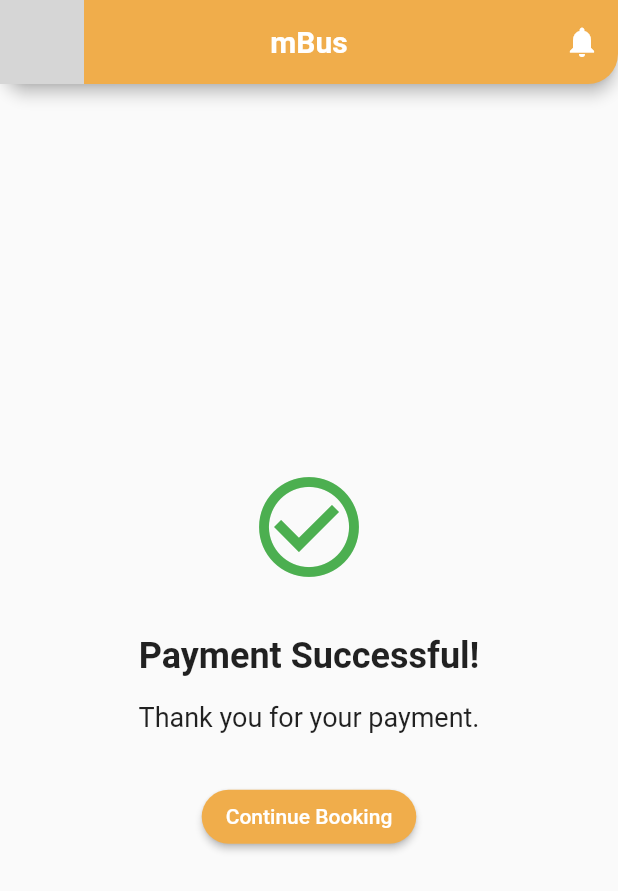
After one commit to MAHAARUNACHALAM/mbus, a Flutter app: the PaymentSuccessPage screen opened by its route, on a phone screen of 412 x 824 dp. The commit adds this screen. Shown: the top 891 px of the screen. Run offline on Flutter 3.47's test engine with Material 2 defaults, Android fonts, the phone set to English and light mode, and no system bars; our stand-ins replace dio, firebase_auth, firebase_core, shared_preferences; accounts and stored records are empty; Roboto replaces fonts that are missing (NunitoSans); grey boxes are pictures that could not be loaded.

Commit message:
TillBookingCompleted

```diff
--- a/lib/main.dart
+++ b/lib/main.dart
@@ -5,6 +5,7 @@ import 'package:flutter/services.dart';
 import 'package:mbus/components/appbar.dart';
 import 'package:mbus/screens/client/busListScreen.dart';
 import 'package:mbus/screens/client/passengerDetails.dart';
+import 'package:mbus/screens/client/paymentSuccess.dart';
 import 'package:mbus/screens/client/seatSelection.dart';
 import 'package:mbus/screens/dashboard.dart';
 import 'package:mbus/screens/login.dart';
@@ -38,6 +39,7 @@ void main() async {
         '/passenger': (context) => PassengerDetailsScreen(),
         '/admin': (context) => AdminDashboard(),
         '/superadmin': (context) => SuperAdminDashboard(),
+        '/success': (context) => PaymentSuccessPage()
       },
     ),
   );
--- a/lib/screens/client/busListScreen.dart
+++ b/lib/screens/client/busListScreen.dart
@@ -59,6 +59,10 @@ class _BusListScreenState extends State<BusListScreen> {
                   SharedPreferences prefs =
                       await SharedPreferences.getInstance();
                   prefs.setString('referenceId', bus.referenceId);
+                  prefs.setString('source', bus.source);
+                  prefs.setString('destination', bus.destination);
+                  prefs.setString('date', bus.departure);
+                  prefs.setString('price', bus.price.toString());
                   Navigator.pushNamed(context, '/passenger');
                 },
                 style: ElevatedButton.styleFrom(
--- /dev/null
+++ b/lib/screens/client/paymentSuccess.dart
@@ -0,0 +1,47 @@
+import 'package:flutter/material.dart';
+import 'package:mbus/components/appbar.dart';
+import 'package:mbus/components/button_style.dart';
+
+class PaymentSuccessPage extends StatelessWidget {
+  const PaymentSuccessPage({Key? key}) : super(key: key);
+
+  @override
+  Widget build(BuildContext context) {
+    return Scaffold(
+      appBar: BaseAppBar(),
+      body: Container(
+        alignment: Alignment.center,
+        padding: EdgeInsets.all(16),
+        child: Column(
+          mainAxisAlignment: MainAxisAlignment.center,
+          crossAxisAlignment: CrossAxisAlignment.center,
+          children: [
+            Icon(Icons.check_circle_outline, size: 80, color: Colors.green),
+            SizedBox(height: 32),
+            Text(
+              'Payment Successful!',
+              style: TextStyle(
+                fontSize: 24,
+                fontWeight: FontWeight.bold,
+              ),
+            ),
+            SizedBox(height: 16),
+            Text(
+              'Thank you for your payment.',
+              style: TextStyle(fontSize: 18),
+            ),
+            SizedBox(height: 32),
+            ElevatedButton(
+              style: buttonStyle,
+              onPressed: () {
+                // Navigate to home screen
+                Navigator.of(context).popUntil((route) => route.isFirst);
+              },
+              child: Text('Continue Booking'),
+            ),
+          ],
+        ),
+      ),
+    );
+  }
+}
```
Also changed, not shown: lib/screens/client/passengerDetails.dart (+7 -2 lines), lib/screens/client/payment.dart (+27 -1 lines).
